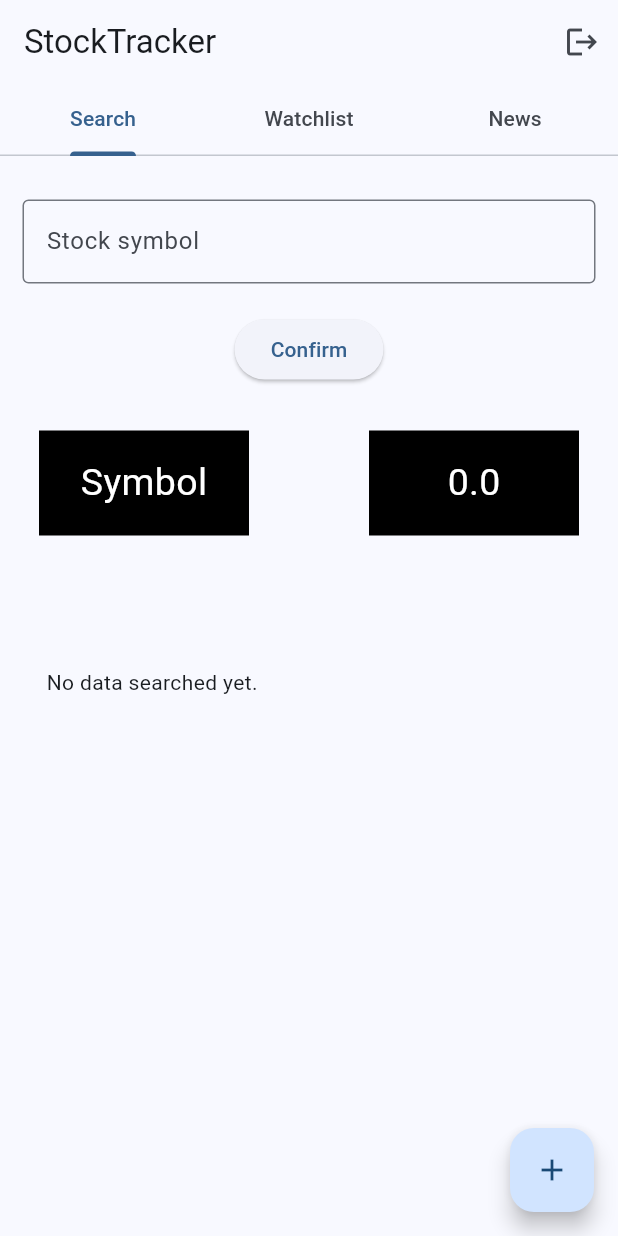
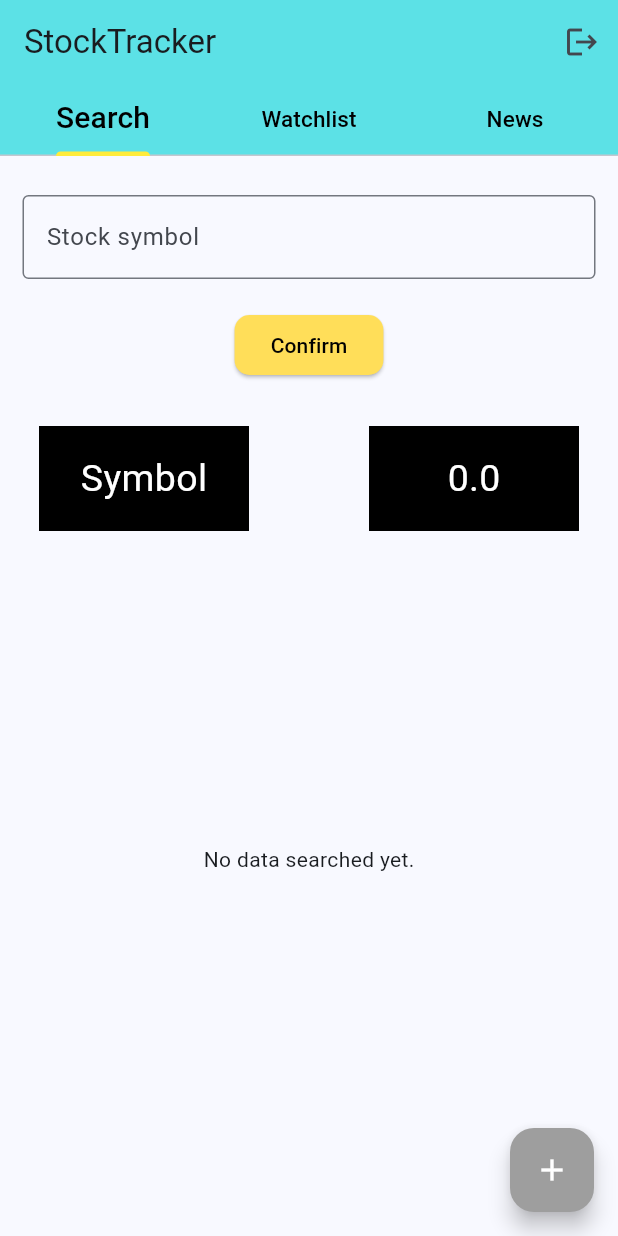
Before and after one commit to fernandocm9/MAD_project2_stocks, a Flutter app: the screen it shows once a user with an empty profile is signed in, after a tap on the "add" icon, on a phone screen of 412 x 824 dp. Run offline on Flutter 3.47's test engine with Material 3 defaults, Android fonts, the light colour scheme and no system bars; our stand-ins replace cloud_firestore, firebase_auth, firebase_core, fl_chart; accounts and stored records are empty.

Commit message:
Able to add stock info to watchlist + UI changes

```diff
--- a/stocks_app/lib/home_page.dart
+++ b/stocks_app/lib/home_page.dart
@@ -39,7 +39,13 @@ class _HomePageState extends State<HomePage> {
               onPressed: _signOut,
             ),
           ],
+          backgroundColor: const Color(0xFF5ce1e6),
           bottom: const TabBar(
+            labelColor: Colors.black,
+            labelStyle: TextStyle(fontSize: 20),
+            unselectedLabelColor: Colors.black,
+            unselectedLabelStyle: TextStyle(fontSize: 15),
+            indicatorColor: Colors.yellow,
             tabs: [
               Tab(text: "Search"),
               Tab(text: "Watchlist"),
--- a/stocks_app/lib/search.dart
+++ b/stocks_app/lib/search.dart
@@ -1,3 +1,4 @@
+import 'package:cloud_firestore/cloud_firestore.dart';
 import 'package:flutter/material.dart';
 import 'package:firebase_core/firebase_core.dart';
 import 'firebase_options.dart';
@@ -19,6 +20,7 @@ class _SearchPageState extends State<SearchPage> {
   String stockSymbol = "Symbol";
   double displayPrice = 0.0;
   List<chartData> chartPrices = [];
+  final FirebaseAuth _auth = FirebaseAuth.instance;
 
   _search(String searchItem) async {
     searchItem = searchItem.trim();
@@ -39,8 +41,23 @@ class _SearchPageState extends State<SearchPage> {
     }
   }
 
-  _watchAlert() {
-    print("Added " + stockSymbol + " to watchlist!");
+  _watchAlert() async {
+    if (stockSymbol == "Symbol") {
+      print("Please search for a stock first.");
+      return;
+    }
+    try {
+      final user = _auth.currentUser;
+      final userDoc = FirebaseFirestore.instance.collection('watchlists');
+      await userDoc.add({
+        'symbol': stockSymbol,
+        'user_id': user!.uid,
+        'companyName': companyName,
+      });
+      print("Added " + stockSymbol + "to the watchlist!");
+    } catch (error) {
+      print("Error logging watchlist entry: $error");
+    }
   }
 
   @override
@@ -61,7 +78,13 @@ class _SearchPageState extends State<SearchPage> {
             SizedBox(height: 20),
             ElevatedButton(
               onPressed: () => _search(_searchController.text),
-              child: Text("Confirm"),
+              style: ButtonStyle(
+                backgroundColor: WidgetStatePropertyAll<Color>(Color(0xFFffde59)),
+                shape: WidgetStateProperty.all(
+                  RoundedRectangleBorder(borderRadius: BorderRadius.circular(10)),
+                ),
+              ),
+              child: Text("Confirm", style: TextStyle(color: Colors.black)),
             ),
             SizedBox(height: 30),
             Row(
@@ -92,16 +115,16 @@ class _SearchPageState extends State<SearchPage> {
                 ),
               ],
             ),
-            SizedBox(height: 30),
+            SizedBox(height: 10),
             Text(
               companyName,
-              style: TextStyle(fontSize: 30),
+              style: TextStyle(fontSize: 20),
             ),
-            SizedBox(height: 15),
+            SizedBox(height: 5),
             if (chartPrices.isNotEmpty)
               Container(
-                height: 350,
-                width: 350,
+                height: 400,
+                width: 400,
                 padding: EdgeInsets.all(16),
                 child: LineChart(
                   LineChartData(
@@ -117,13 +140,13 @@ class _SearchPageState extends State<SearchPage> {
                         dotData: FlDotData(show: false),
                       ),
                     ],
-                    minY: chartPrices.map((data) => data.currentPrice).reduce((curr, next) => curr < next ? curr : next) - 1,
-                    maxY: chartPrices.map((data) => data.currentPrice).reduce((curr, next) => curr > next ? curr : next) + 1,
+                    minY: chartPrices.map((data) => data.currentPrice).reduce((curr, next) => curr < next ? curr : next) - 4,
+                    maxY: chartPrices.map((data) => data.currentPrice).reduce((curr, next) => curr > next ? curr : next) + 4,
                     titlesData: FlTitlesData(
                       bottomTitles: AxisTitles(
                         sideTitles: SideTitles(
                           showTitles: true,
-                          interval: 5,
+                          interval: 6,
                           getTitlesWidget: (value, _) {
                             int index = value.toInt();
                             if (index >= 0 && index < chartPrices.length) {
@@ -135,10 +158,11 @@ class _SearchPageState extends State<SearchPage> {
                       ),
                       leftTitles: AxisTitles(
                         sideTitles: SideTitles(
+                          interval: 6,
                           showTitles: true,
-                          reservedSize: 40,
+                          reservedSize: 50,
                           getTitlesWidget: (value, _) => Text(
-                            value.toStringAsFixed(0),
+                            value.toString(),
                             style: TextStyle(fontSize: 14),
                           ),
                         ),
@@ -155,14 +179,16 @@ class _SearchPageState extends State<SearchPage> {
               SizedBox(
                 height: 350,
                 width: 350,
-                child: Text("No data searched yet.")
-              )
+                child: Center(child: Text("No data searched yet."))
+              ),
+            SizedBox(height: 50),
           ],
         ),
       ),
       floatingActionButton: FloatingActionButton(
         onPressed: () => _watchAlert(),
-        child: const Icon(Icons.add),
+        backgroundColor: Colors.grey,
+        child: const Icon(Icons.add, color: Colors.white),
       ),
     );
   }
```
